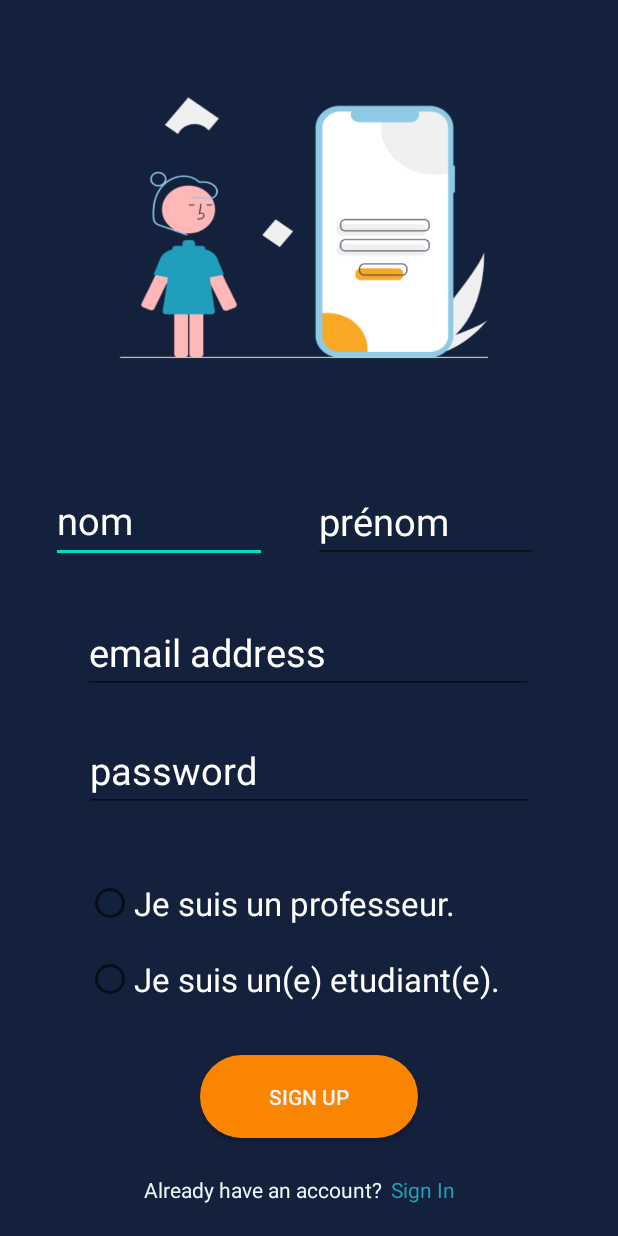
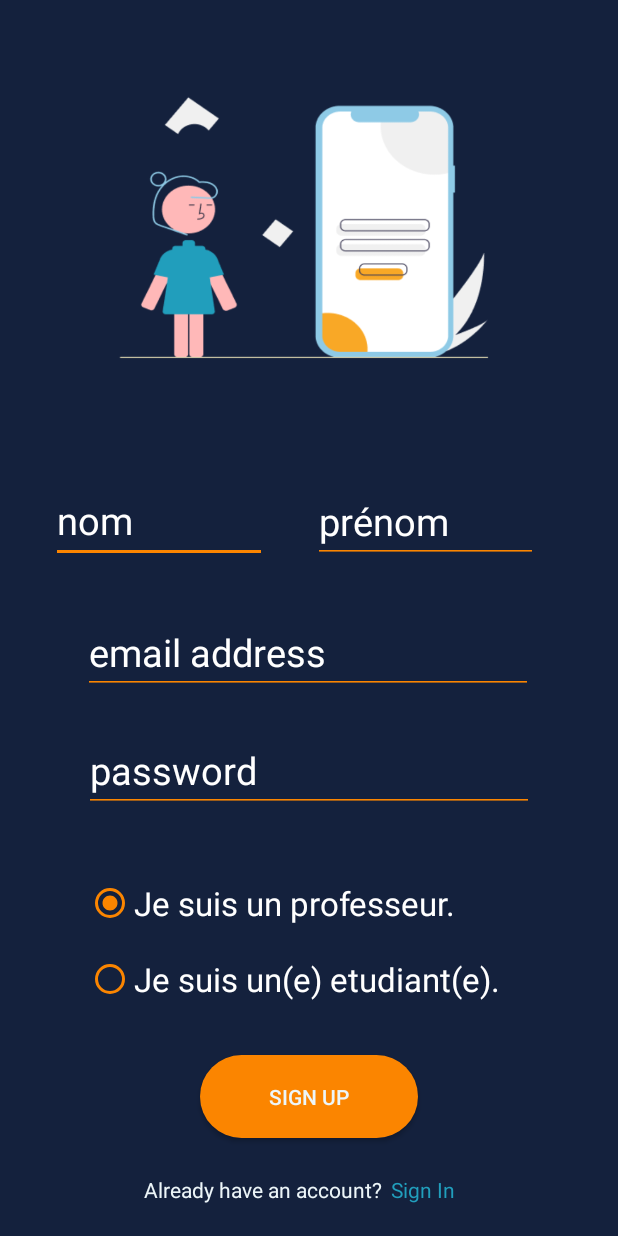
Before and after one commit to Chaiyaaa/easyeducation2, an Android app: the inscription screen opened directly, with no data from a screen before it, on a phone screen of 412 x 824 dp. Run offline under Robolectric (Android 15) with nearby library versions, the phone set to English and light mode, and no system bars; our stand-ins replace Firebase (no records; nobody signed in at launch, a user with empty details on screens opened directly).

```diff
--- a/app/src/main/res/layout/inscription.xml
+++ b/app/src/main/res/layout/inscription.xml
@@ -15,6 +15,7 @@
         android:textColor="#FFF"
         android:textColorHint="#FFF"
         android:textSize="25dp"
+        android:backgroundTint="@color/orange"
         app:layout_constraintBottom_toBottomOf="parent"
         app:layout_constraintEnd_toEndOf="parent"
         app:layout_constraintHorizontal_bias="0.127"
@@ -31,6 +32,7 @@
         android:textColor="#FFF"
         android:textColorHint="#FFF"
         android:textSize="25dp"
+        android:backgroundTint="@color/orange"
         app:layout_constraintBottom_toBottomOf="parent"
         app:layout_constraintEnd_toEndOf="parent"
         app:layout_constraintHorizontal_bias="0.796"
@@ -52,6 +54,7 @@
         android:textColor="#FFF"
         android:textColorHint="#FFF"
         android:textSize="25dp"
+        android:backgroundTint="@color/orange"
         app:layout_constraintBottom_toBottomOf="parent"
         app:layout_constraintEnd_toEndOf="parent"
         app:layout_constraintHorizontal_bias="0.0"
@@ -109,6 +112,7 @@
         android:textColor="#FFF"
         android:textColorHint="#FFF"
         android:textSize="25dp"
+        android:backgroundTint="@color/orange"
         app:layout_constraintBottom_toBottomOf="parent"
         app:layout_constraintEnd_toEndOf="parent"
         app:layout_constraintHorizontal_bias="0.495"
@@ -125,6 +129,7 @@
         android:layout_marginLeft="72dp"
         android:layout_marginEnd="71dp"
         android:layout_marginRight="71dp"
+        android:backgroundTint="@color/orange"
         app:layout_constraintBottom_toBottomOf="parent"
         app:layout_constraintEnd_toEndOf="parent"
         app:layout_constraintHorizontal_bias="1.0"
@@ -146,6 +151,7 @@
         app:layout_constraintHorizontal_bias="0.555"
         app:layout_constraintStart_toStartOf="parent"
         app:layout_constraintTop_toTopOf="parent"
+        android:backgroundTint="@color/orange"
         app:layout_constraintVertical_bias="0.801">
 
         <RadioButton
@@ -153,16 +159,20 @@
             android:layout_width="match_parent"
             android:layout_height="49dp"
             android:text="Je suis un professeur."
-
+            android:buttonTint="@color/orange"
+            android:checked="true"
             android:textAppearance="@style/TextAppearance.AppCompat.Large"
             android:textColor="#fff" />
 
         <RadioButton
+
             android:id="@+id/var_etudiant"
             android:layout_width="match_parent"
             android:layout_height="52dp"
+            android:backgroundTint="@color/orange"
             android:text="Je suis un(e) etudiant(e)."
             android:textAppearance="@style/TextAppearance.AppCompat.Large"
+            android:buttonTint="@color/orange"
             android:textColor="#fff" />
     </RadioGroup>
 </androidx.constraintlayout.widget.ConstraintLayout>
```
Also changed, not shown: app/src/main/java/app/easyeducation/inscription.java (+13 -4 lines).
